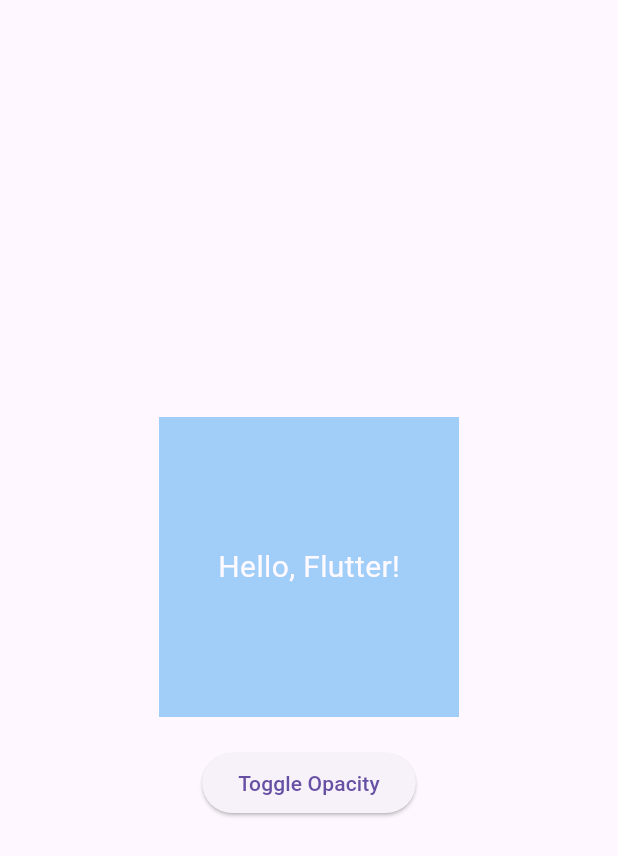
After one commit to Aboud-KHalaf/flutter_animations, a Flutter app: the AnimatedOpacityAnimationPage screen opened by its route, after a tap on "Toggle Opacity", on a phone screen of 412 x 824 dp. The commit adds this screen. Shown: the top 856 px of the screen. Run offline on Flutter 3.47's test engine with Material 3 defaults, Android fonts, the light colour scheme and no system bars.

Commit message:
create Animated Opacity Animation Page

```diff
--- /dev/null
+++ b/lib/animations/animated_opacity_animation_page.dart
@@ -0,0 +1,57 @@
+import 'package:flutter/material.dart';
+
+class AnimatedOpacityAnimationPage extends StatefulWidget {
+  static const String id = "animated_opacity";
+
+  const AnimatedOpacityAnimationPage({super.key});
+
+  @override
+  State<AnimatedOpacityAnimationPage> createState() =>
+      _AnimatedOpacityAnimationPageState();
+}
+
+class _AnimatedOpacityAnimationPageState
+    extends State<AnimatedOpacityAnimationPage> {
+  double _opacity = 1.0; // Initial opacity (fully visible)
+
+  void _toggleOpacity() {
+    setState(() {
+      // Toggle between fully visible (1.0) and fully transparent (0.0)
+      _opacity = _opacity == 1.0 ? 0.0 : 1.0;
+    });
+  }
+
+  @override
+  Widget build(BuildContext context) {
+    return Scaffold(
+      body: Center(
+        child: Column(
+          mainAxisAlignment: MainAxisAlignment.center,
+          children: [
+            AnimatedOpacity(
+              duration: const Duration(seconds: 2),
+              curve: Curves.easeInOut,
+              opacity: _opacity,
+              child: Container(
+                width: 200,
+                height: 200,
+                color: Colors.blue,
+                child: const Center(
+                  child: Text(
+                    "Hello, Flutter!",
+                    style: TextStyle(color: Colors.white, fontSize: 20),
+                  ),
+                ),
+              ),
+            ),
+            const SizedBox(height: 20),
+            ElevatedButton(
+              onPressed: _toggleOpacity,
+              child: const Text("Toggle Opacity"),
+            ),
+          ],
+        ),
+      ),
+    );
+  }
+}
--- a/lib/main.dart
+++ b/lib/main.dart
@@ -1,5 +1,6 @@
 import 'package:anmations/animations/animated_aligment_animation_page.dart';
 import 'package:anmations/animations/animated_container_animation_page.dart';
+import 'package:anmations/animations/animated_opacity_animation_page.dart';
 import 'package:anmations/animations/animated_text_style_animation_page.dart';
 import 'package:anmations/models/page.dart';
 import 'package:flutter/material.dart';
@@ -24,6 +25,8 @@ class AnmiationsApp extends StatelessWidget {
             const AnimatedContainerAnimationPage(),
         AnimatedTextStyleAnimationPage.id: (context) =>
             const AnimatedTextStyleAnimationPage(),
+        AnimatedOpacityAnimationPage.id: (context) =>
+            const AnimatedOpacityAnimationPage(),
       },
     );
   }
--- a/lib/models/page.dart
+++ b/lib/models/page.dart
@@ -1,5 +1,6 @@
 import 'package:anmations/animations/animated_aligment_animation_page.dart';
 import 'package:anmations/animations/animated_container_animation_page.dart';
+import 'package:anmations/animations/animated_opacity_animation_page.dart';
 import 'package:anmations/animations/animated_text_style_animation_page.dart';
 
 class Page {
@@ -22,6 +23,8 @@ final List<Page> pages = [
   Page(
       pageName: 'animated text style',
       pageRouteName: AnimatedTextStyleAnimationPage.id),
-  Page(pageName: 'animated aligh', pageRouteName: 'animated_align'),
+  Page(
+      pageName: 'animated opacity',
+      pageRouteName: AnimatedOpacityAnimationPage.id),
   Page(pageName: 'animated aligh', pageRouteName: 'animated_align'),
 ];
```
